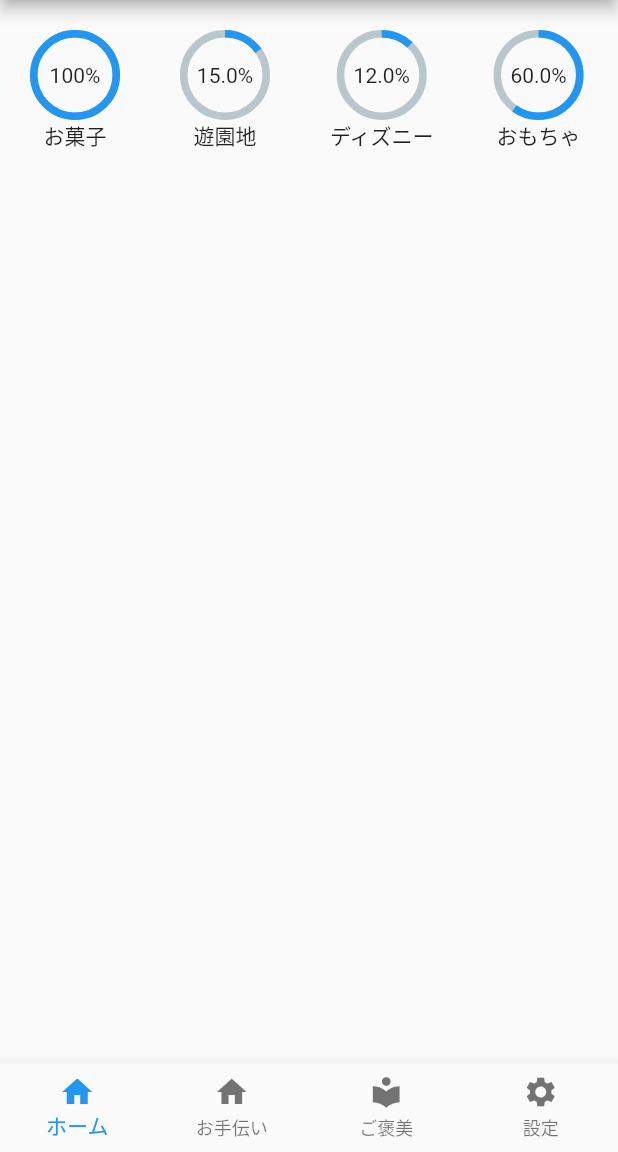
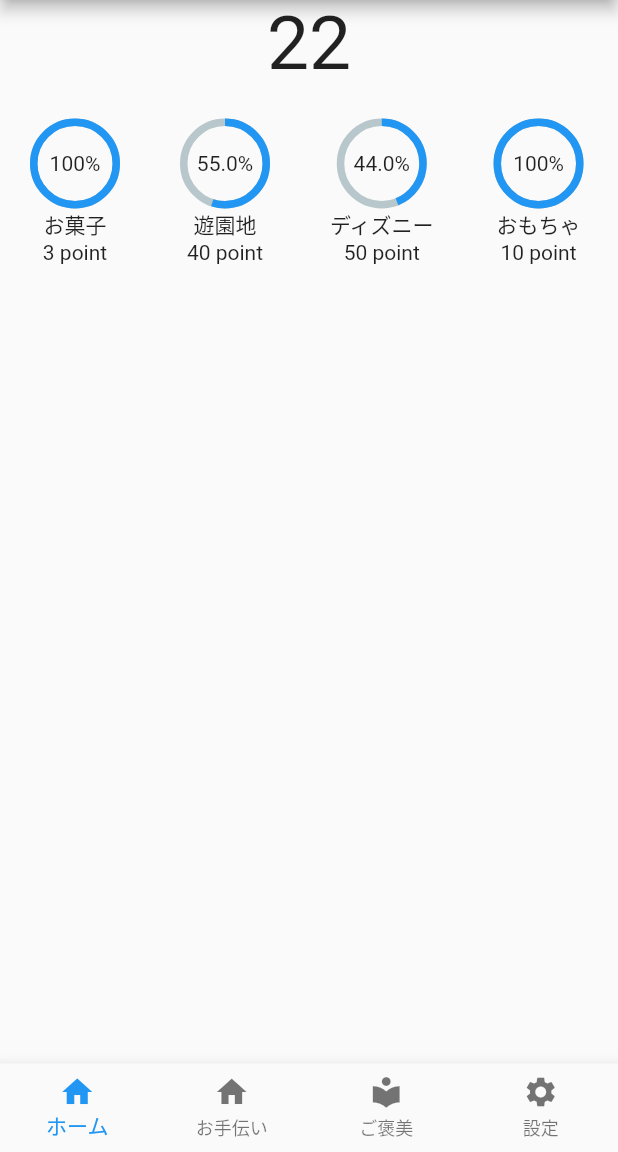
Before and after one commit to kazumaz/dama_app, a Flutter app: the screen it shows after launch, on a phone screen of 412 x 824 dp, the part 84-1236 px from its top. Run offline on Flutter 3.47's test engine with Material 2 defaults, Android fonts, the phone set to English and light mode, and no system bars; drawn by our look-alikes of percent_indicator.

Commit message:
totalpointを表示できるように変更(まだ固定値)

```diff
--- a/lib/view/HomePage.dart
+++ b/lib/view/HomePage.dart
@@ -3,6 +3,8 @@ import 'package:percent_indicator/percent_indicator.dart';
 import 'package:dama_app/model/RewardModel.dart';
 
 class HomePage extends StatelessWidget {
+  int totalPoints = 22;
+
   List<Reward> list = [
     Reward(key: 1, name: "お菓子", point: 3),
     Reward(key: 2, name: "遊園地", point: 40),
@@ -12,7 +14,14 @@ class HomePage extends StatelessWidget {
 
   @override
   Widget build(BuildContext context) {
-    return Scaffold(body: rewardAchievedList(list, 6));
+    return Scaffold(
+        body: Column(children: <Widget>[
+      Text(
+        totalPoints.toString(),
+        style: TextStyle(fontSize: 50.0),
+      ),
+      SizedBox(height: 200.0, child: rewardAchievedList(list, totalPoints))
+    ]));
   }
 }
 
@@ -33,7 +42,8 @@ Widget rewardAchievedList(List<Reward> rewardList, int totalpoint) {
                       "%"),
                   progressColor: Colors.blue,
                 ),
-                Text(rewardList[index].name)
+                Text(rewardList[index].name),
+                Text(rewardList[index].point.toString() + " point")
               ],
             ));
       },
@@ -56,6 +66,6 @@ String calculateRewardAchievesPercentageString(
   if (result >= 100) {
     return 100.toString();
   } else {
-    return result.toString();
+    return result.floorToDouble().toString();
   }
 }
```
